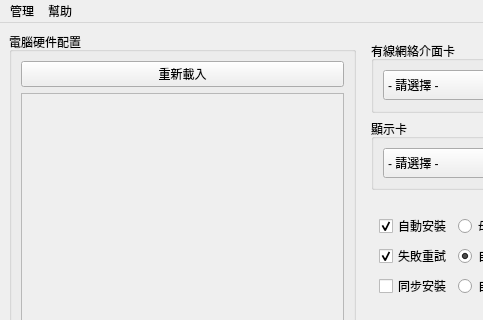
Above: src/ui/main.ui from SuperDumbTM/driver-box before the change; both pictures show x 0 to 483 and y 0 to 320 of the 748 by 420 pixel window. Below: the same form after it.
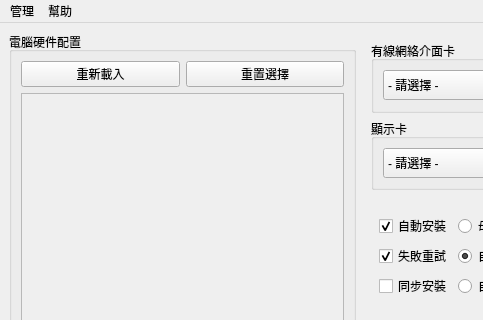
That is the form after the change.

Commit message: feat: add reset button for driver options

What changed in the file:
```diff
--- a/src/ui/main.ui
+++ b/src/ui/main.ui
@@ -79,7 +79,12 @@
            <string>電腦硬件配置</string>
           </property>
           <layout class="QGridLayout" name="gridLayout_3">
-           <item row="0" column="0">
+           <item row="2" column="0">
+            <layout class="QHBoxLayout" name="horizontalLayout_3">
+             <property name="bottomMargin">
+              <number>0</number>
+             </property>
+             <item>
             <widget class="QPushButton" name="hwInfo_refresh_btn">
              <property name="sizePolicy">
               <sizepolicy hsizetype="Minimum" vsizetype="Fixed">
@@ -95,7 +100,16 @@
              </property>
             </widget>
            </item>
-           <item row="1" column="0">
+             <item>
+              <widget class="QPushButton" name="dri_opt_reset_btn">
+               <property name="text">
+                <string>重置選擇</string>
+               </property>
+              </widget>
+             </item>
+            </layout>
+           </item>
+           <item row="3" column="0">
             <widget class="QScrollArea" name="hwinfo_scroll_area">
              <property name="widgetResizable">
               <bool>true</bool>
```
Left out of the diff: 2 changed lines with no effect on the pictures. Lines whose indentation alone changed are shown as unchanged. The commit also changes 5 other files.
